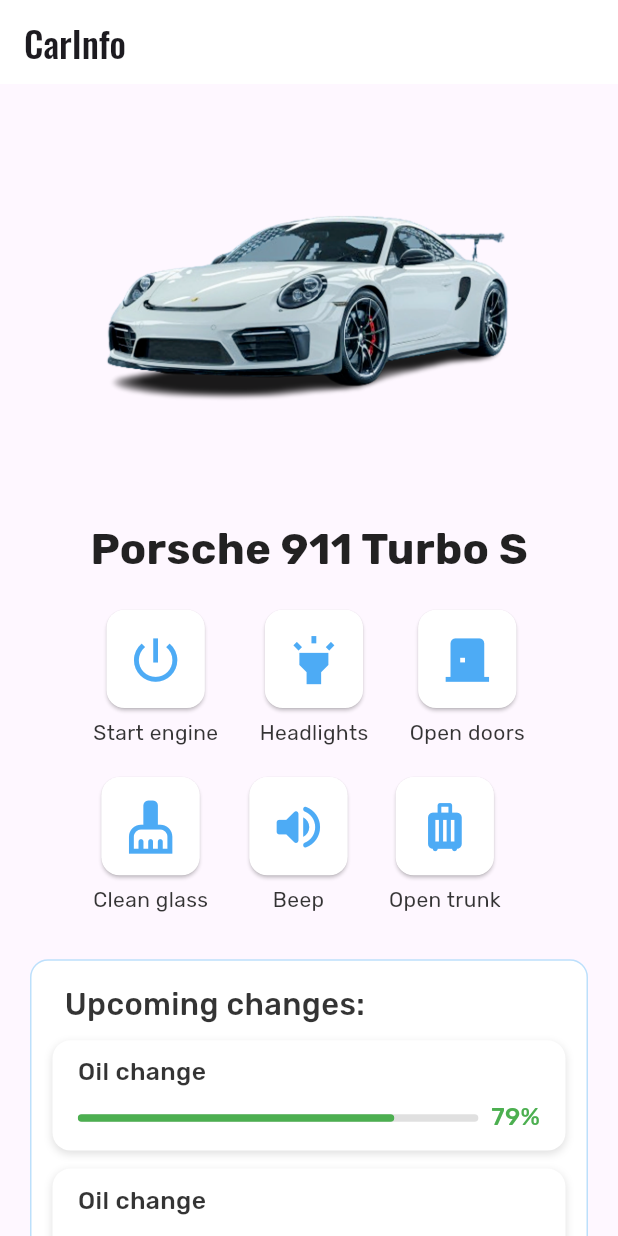
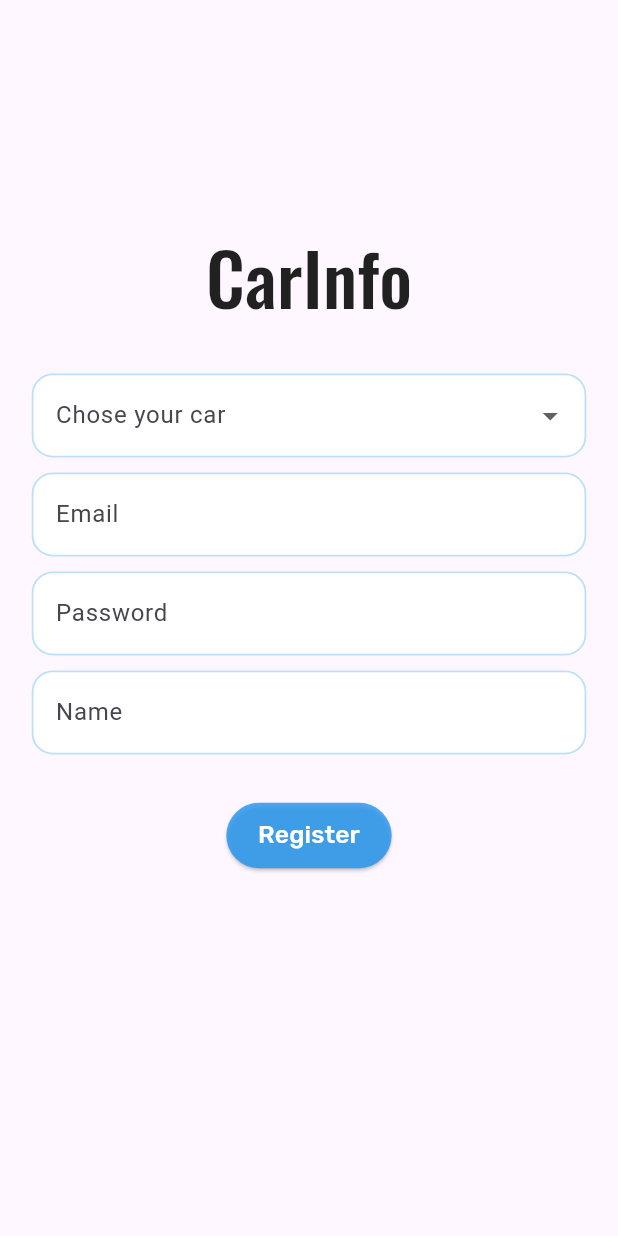
Before and after one commit to Olegbdnr/flutter_labs, a Flutter app: the screen it shows after launch, on a phone screen of 412 x 824 dp. Run offline on Flutter 3.47's test engine with Material 3 defaults, Android fonts, the phone set to English and light mode, and no system bars; our stand-ins replace google_fonts.

Commit message:
add registration page

```diff
--- a/my_project/lib/main.dart
+++ b/my_project/lib/main.dart
@@ -1,5 +1,5 @@
 import 'package:flutter/material.dart';
-import 'package:my_project/pages/home_page.dart';
+import 'package:my_project/pages/registration_page.dart';
 
 void main() {
   runApp(const MyApp());
@@ -13,7 +13,7 @@ class MyApp extends StatelessWidget {
     return MaterialApp(
       title: 'Magic Counter',
       theme: ThemeData(primarySwatch: Colors.blue),
-      home: const HomePage(),
+      home: const RegistrationPage(),
     );
   }
 }
--- /dev/null
+++ b/my_project/lib/pages/registration_page.dart
@@ -0,0 +1,101 @@
+import 'package:flutter/material.dart';
+import 'package:my_project/styles/box_styles.dart';
+import 'package:my_project/styles/text_styles.dart';
+import 'package:my_project/utils/app_responsive.dart';
+import 'package:my_project/widgets/deafult_blue_btn.dart';
+
+class RegistrationPage extends StatefulWidget {
+  const RegistrationPage({super.key});
+
+  @override
+  State<RegistrationPage> createState() => _RegistrationPageState();
+}
+
+class _RegistrationPageState extends State<RegistrationPage> {
+  String? choosedCar = '';
+
+  @override
+  Widget build(BuildContext context) {
+    final r = AppResponsive.of(context);
+    return Scaffold(
+      body: SafeArea(
+        child: Padding(
+          padding: EdgeInsets.symmetric(horizontal: r.w(20)),
+          child: Center(
+            child: Column(
+              spacing: 10,
+              children: [
+                SizedBox(height: r.spacing(140)),
+                switch (choosedCar) {
+                  'porsche' => Image.asset(
+                    'assets/porsche911white.png',
+                    width: r.image(280),
+                    fit: BoxFit.contain,
+                  ),
+                  'bmw' => Image.asset(
+                    'assets/porsche911white.png',
+                    width: r.image(280),
+                    fit: BoxFit.contain,
+                  ),
+                  'audi' => Image.asset(
+                    'assets/porsche911white.png',
+                    width: r.image(280),
+                    fit: BoxFit.contain,
+                  ),
+                  _ => Text(
+                    'CarInfo',
+                    style: AppTextStyles.appBarTittle(
+                      context,
+                      baseFontSize: 48,
+                    )
+                  )
+                },
+                const SizedBox(height: 10),
+                DropdownButtonFormField(
+                  decoration: AppBoxStyles.inputDecoration(
+                    textLabel: 'Chose your car',
+                  ),
+                  items: [
+                    const DropdownMenuItem(
+                      value: '',
+                      child: Text('None'),
+                    ),
+                    const DropdownMenuItem(
+                      value: 'porsche',
+                      child: Text('Porsche 911'),
+                    ),
+                    const DropdownMenuItem(value: 'bmw', child: Text('BMW M5')),
+                    const DropdownMenuItem(
+                      value: 'audi',
+                      child: Text('Audi R8'),
+                    ),
+                  ],
+                  onChanged: (value) {
+                    setState(() {
+                      choosedCar = value;
+                    });
+                  },
+                ),
+                TextFormField(
+                  decoration: AppBoxStyles.inputDecoration(textLabel: 'Email'),
+                ),
+                TextFormField(
+                  decoration: AppBoxStyles.inputDecoration(
+                    textLabel: 'Password',
+                  ),
+                ),
+                TextFormField(
+                  decoration: AppBoxStyles.inputDecoration(
+                    textLabel: 'Name',
+                  ),
+                ),
+                const SizedBox(height: 10,),
+                const BasicButton('Register')
+              ],
+            ),
+          ),
+        ),
+      ),
+    );
+  }
+}
--- /dev/null
+++ b/my_project/lib/styles/box_styles.dart
@@ -0,0 +1,45 @@
+import 'package:flutter/material.dart';
+
+class AppBoxStyles {
+  static BoxDecoration basicContainer(BuildContext context) {
+    return BoxDecoration(
+      color: Colors.white,
+      borderRadius: BorderRadius.circular(12),
+      border: Border.all(color: Colors.blue.withValues(alpha: 0.3)),
+    );
+  }
+
+  static InputDecoration inputDecoration({required String textLabel}) {
+    return InputDecoration(
+                    labelText: textLabel,
+                    filled: true,
+                    fillColor: Colors.white,
+                    enabledBorder: OutlineInputBorder(
+                      borderRadius: BorderRadius.circular(14),
+                      borderSide: BorderSide(
+                        color: Colors.blue.withValues(alpha: 0.3),
+                        width: 1.2,
+                      ),
+                    ),
+
+                    focusedBorder: OutlineInputBorder(
+                      borderRadius: BorderRadius.circular(14),
+                      borderSide: BorderSide(
+                        color: Colors.blue.withValues(alpha: 0.8),
+                        width: 2,
+                      ),
+                    ),
+
+                    errorBorder: OutlineInputBorder(
+                      borderRadius: BorderRadius.circular(14),
+                      borderSide: const BorderSide(
+                        color: Colors.red,
+                        width: 1.2),
+                    ),
+
+                    border: OutlineInputBorder(
+                      borderRadius: BorderRadius.circular(14),
+                    ),
+                  );
+  }
+}
--- a/my_project/lib/styles/text_styles.dart
+++ b/my_project/lib/styles/text_styles.dart
@@ -3,9 +3,15 @@ import 'package:google_fonts/google_fonts.dart';
 import 'package:my_project/utils/font_helper.dart';
 
 class AppTextStyles {
-  static TextStyle appBarTittle(BuildContext context) => GoogleFonts.oswald(
-    fontSize: responsiveFont(context, base: 24, min: 18, max: 30),
+  static TextStyle appBarTittle(BuildContext context,
+   {double? baseFontSize}) => GoogleFonts.oswald(
+    fontSize: responsiveFont(context,
+     base: baseFontSize?? MediaQuery.of(context).size.width * 0.06,
+     min: 18,
+     max: 64),
+    color: Colors.black87,
     fontWeight: FontWeight.w500,
+    decoration: TextDecoration.none,
   );
 
   static TextStyle heading(BuildContext context) => GoogleFonts.rubik(
--- a/my_project/lib/widgets/upcoming_section.dart
+++ b/my_project/lib/widgets/upcoming_section.dart
@@ -1,4 +1,5 @@
 import 'package:flutter/material.dart';
+import 'package:my_project/styles/box_styles.dart';
 import 'package:my_project/styles/text_styles.dart';
 import 'package:my_project/utils/app_responsive.dart';
 import 'package:my_project/widgets/deafult_blue_btn.dart';
@@ -12,16 +13,11 @@ class UpcomingSection extends StatelessWidget {
     final r = AppResponsive.of(context);
 
     return Container(
+      decoration: AppBoxStyles.basicContainer(context),
       padding: EdgeInsets.all(r.spacing(14)),
-      decoration: BoxDecoration(
-        color: Colors.white,
-        borderRadius: BorderRadius.circular(12),
-        border: Border.all(color: Colors.blue.withValues(alpha: 0.3)),
-      ),
       child: Column(
         crossAxisAlignment: CrossAxisAlignment.start,
         children: [
-          // SECTION TITLE
           Padding(
             padding: EdgeInsets.only(left: r.spacing(8)),
             child: Text(
```
